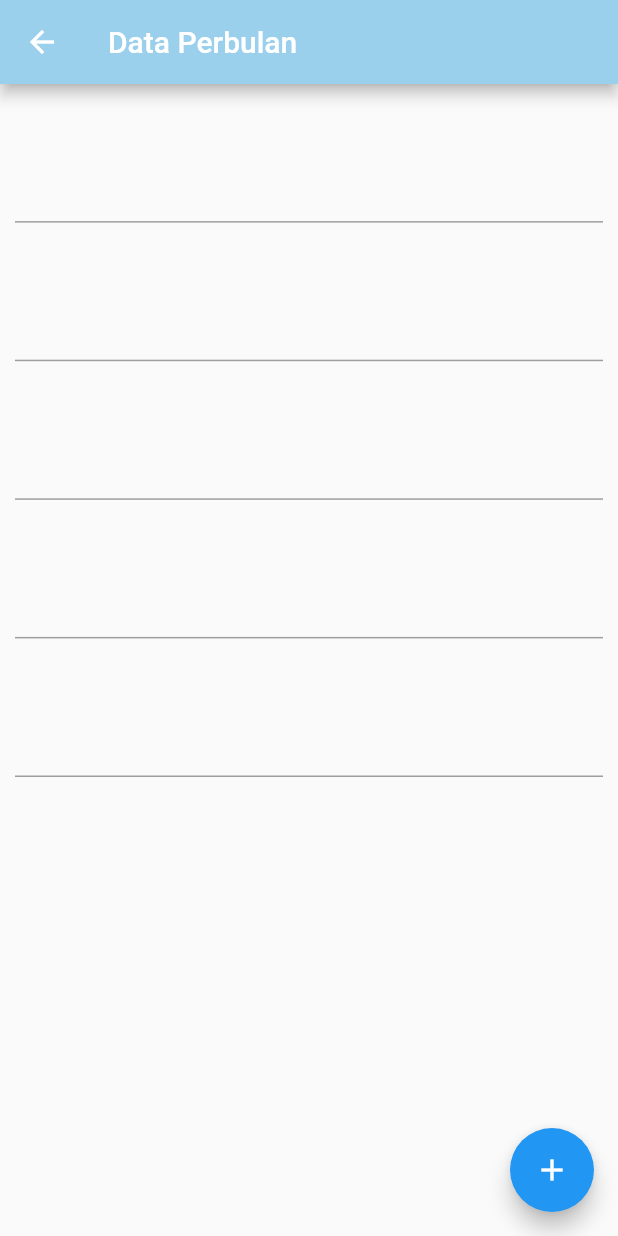
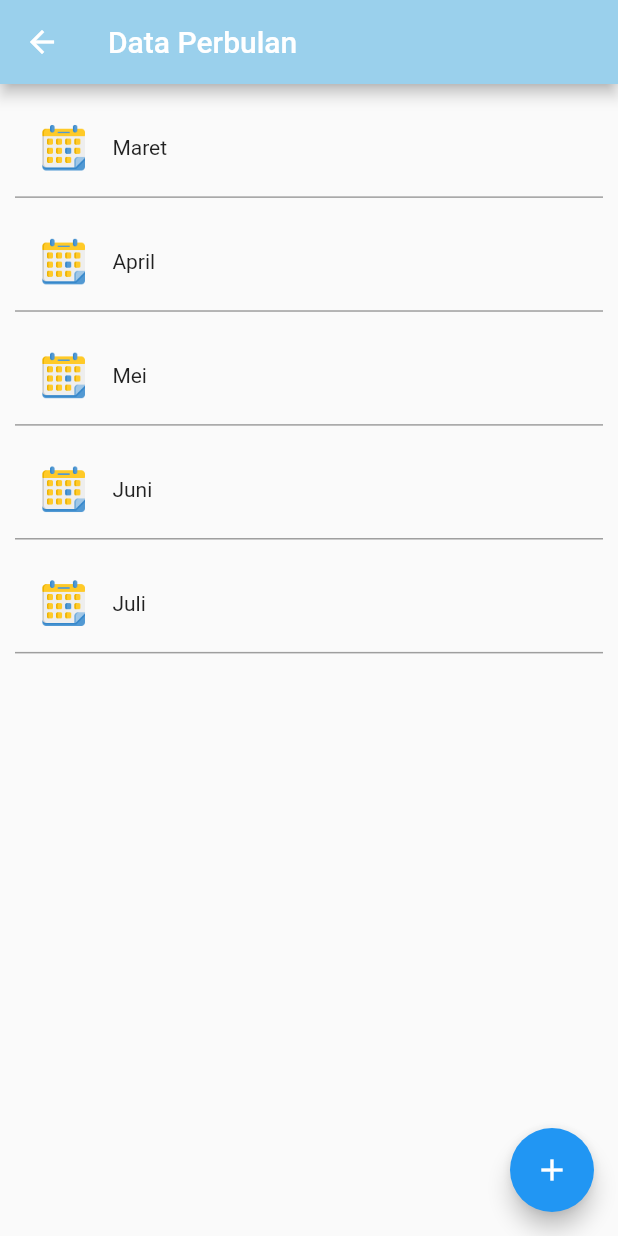
Before and after one commit to beatricstevzt17/MyProfit-C6, a Flutter app: the BulanPage screen opened directly, on a phone screen of 412 x 824 dp. Run offline on Flutter 3.47's test engine with Material 2 defaults, Android fonts, the phone set to English and light mode, and no system bars.

Commit message:
perbaikan struktur

```diff
--- a/lib/app/screen/bulan/bulan.dart
+++ b/lib/app/screen/bulan/bulan.dart
@@ -39,7 +39,7 @@ class _BulanPageState extends State<BulanPage> {
       body: Center(
         child: ListView.builder(
           itemCount: bulancontent.length,
-          itemBuilder: (context, index) => Bulan(index: index),
+          itemBuilder: (context, index) => Bulan(content: bulancontent[index]),
         ),
       ),
     );
--- a/lib/app/screen/bulan/widgets/konten_bulan.dart
+++ b/lib/app/screen/bulan/widgets/konten_bulan.dart
@@ -1,17 +1,21 @@
 import 'package:flutter/material.dart';
 
 //memanggil kerangka bulan :
+import '../bulan.dart';
+
+import '../../../models/bulan_models.dart';
 
 class Bulan extends StatelessWidget {
-  const Bulan({required this.index, Key? key}) : super(key: key);
+  const Bulan({required this.content, Key? key}) : super(key: key);
 
-  final int index;
+  final BulanContent content;
+
   @override
   Widget build(BuildContext context) {
     return Container(
       margin: const EdgeInsets.only(top: 10, left: 10, right: 10),
       width: MediaQuery.of(context).size.width * 1,
-      height: MediaQuery.of(context).size.height * 0.1,
+      height: MediaQuery.of(context).size.height * 0.08,
       decoration: const BoxDecoration(
         border: Border(
           bottom: BorderSide(
@@ -24,13 +28,23 @@ class Bulan extends StatelessWidget {
       child: Material(
         color: Colors.transparent,
         child: InkWell(
+          onTap: (() {}),
           child: Row(
             children: <Widget>[
-              //konten ke 1 : ROW (icon & text bulan)
+              //1) konten ke 1 : ROW (icon & text bulan)
               Row(
-                children: <Widget>[],
-              )
+                children: <Widget>[
+                  //a) Icon
+                  Transform.scale(
+                    scale: 0.5,
+                    child: Image.asset("assets/icons/calendar.png"),
+                  ),
+                  //b) text bulan
+                  Text(content.bulan)
+                ],
+              ),
             ],
+            //2) konten 2 : icon X
           ),
         ),
       ),
--- a/lib/halaman_utama.dart
+++ b/lib/halaman_utama.dart
@@ -16,11 +16,11 @@ class HalamanUtama extends StatelessWidget {
         body: SafeArea(
             child: Column(
           children: [
-            const SizedBox(height: 150),
-            // Transform.scale(
-            //           scale: 0.7,
-            //           child: Image.asset("assets/icons/salary.png"),
-            //         ),
+            const SizedBox(height: 120),
+            Transform.scale(
+              scale: 0.5,
+              child: Image.asset("assets/icons/salary.png"),
+            ),
             const SizedBox(height: 100),
             Container(
               padding: const EdgeInsets.all(15),
--- a/pubspec.yaml
+++ b/pubspec.yaml
@@ -58,9 +58,9 @@ flutter:
   uses-material-design: true
 
   # To add assets to your application, add an assets section, like this:
-  # assets:
-  #   - images/a_dot_burr.jpeg
-  #   - images/a_dot_ham.jpeg
+  assets:
+    - assets/images/
+    - assets/icons/
 
   # An image asset can refer to one or more resolution-specific "variants", see
   # https://flutter.dev/assets-and-images/#resolution-aware.
```
Also changed, not shown: assets/icons/calendar.png (added), assets/icons/schedule.png (added).
